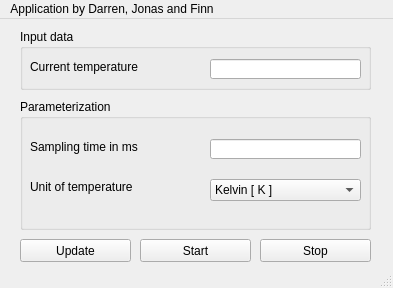
daFinndus/pygui, file gui/pygui.ui: the form before one commit.
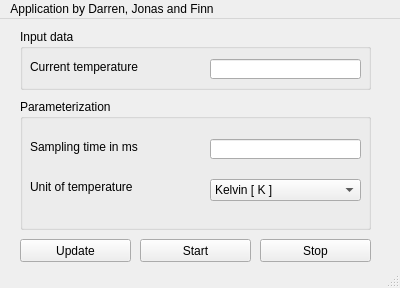
The form after the commit.

```diff
--- a/gui/pygui.ui
+++ b/gui/pygui.ui
@@ -6,7 +6,7 @@
    <rect>
     <x>0</x>
     <y>0</y>
-    <width>393</width>
+    <width>400</width>
     <height>288</height>
    </rect>
   </property>
@@ -195,7 +195,7 @@
     <rect>
      <x>0</x>
      <y>0</y>
-     <width>393</width>
+     <width>400</width>
      <height>21</height>
     </rect>
    </property>
```
Left out of the diff: 22 changed lines with no effect on the pictures.
